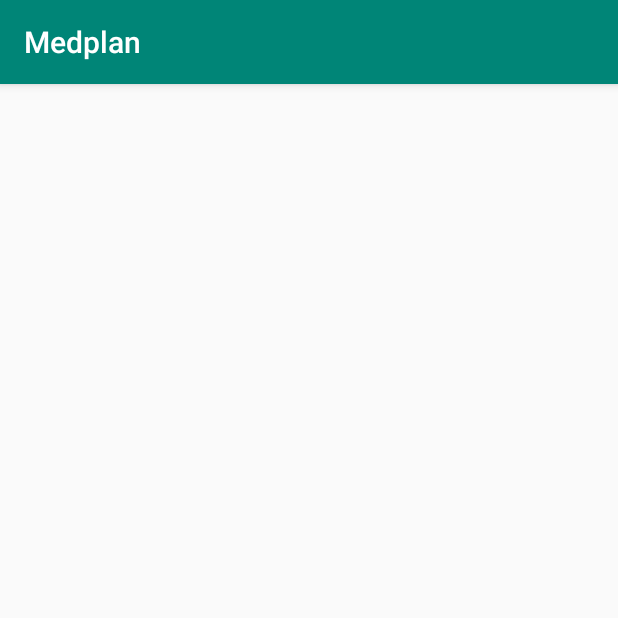
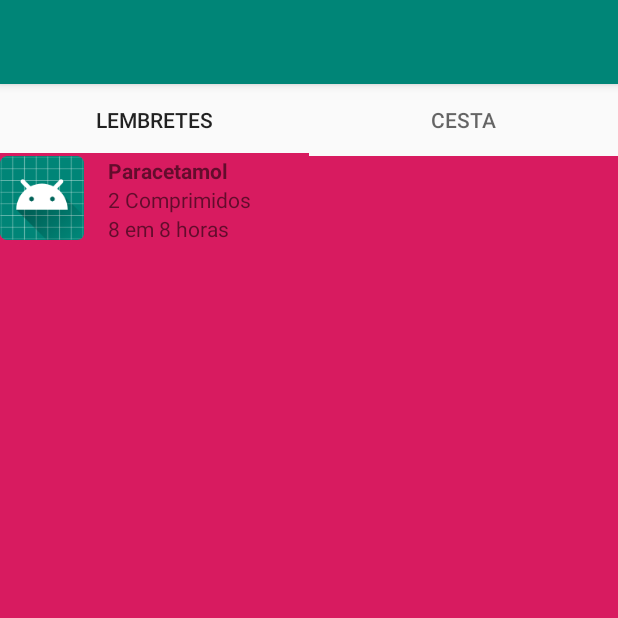
Before and after one commit to g-iori/medplan_backend, an Android app: the HomeActivity screen opened directly, with no data from a screen before it, on a phone screen of 412 x 824 dp, the top half of it. Run offline under Robolectric (Android 15) with nearby library versions, the phone set to English and light mode, and no system bars; 1 statement that could not run was skipped.

Commit message:
versao 0.5

```diff
--- a/app/build.gradle
+++ b/app/build.gradle
@@ -28,10 +28,13 @@ dependencies {
     implementation fileTree(dir: 'libs', include: ['*.jar'])
     implementation 'androidx.appcompat:appcompat:1.0.2'
     implementation 'androidx.constraintlayout:constraintlayout:1.1.3'
+    implementation 'com.google.android.material:material:1.0.0'
+    implementation 'androidx.lifecycle:lifecycle-extensions:2.0.0'
     testImplementation 'junit:junit:4.12'
     androidTestImplementation 'androidx.test.ext:junit:1.1.0'
     androidTestImplementation 'androidx.test.espresso:espresso-core:3.1.1'
     implementation 'com.koushikdutta.ion:ion:3.0.8'
     implementation 'com.android.volley:volley:1.1.0'
+    implementation 'com.android.support:recyclerview-v7:29.0.2'
 
 }
--- a/app/src/main/java/com/ifsp/medplan/activity/BackgroundWorker.java
+++ b/app/src/main/java/com/ifsp/medplan/activity/BackgroundWorker.java
@@ -4,7 +4,6 @@ import android.app.AlertDialog;
 import android.content.Context;
 import android.content.Intent;
 import android.os.AsyncTask;
-import android.view.View;
 
 import java.io.BufferedReader;
 import java.io.BufferedWriter;
@@ -18,7 +17,6 @@ import java.net.MalformedURLException;
 import java.net.URL;
 import java.net.URLEncoder;
 
-import static java.lang.Integer.lowestOneBit;
 import static java.lang.Integer.parseInt;
 
 /**
--- /dev/null
+++ b/app/src/main/java/com/ifsp/medplan/activity/FragmentCesta.java
@@ -0,0 +1,25 @@
+package com.ifsp.medplan.activity;
+
+import android.os.Bundle;
+import android.view.LayoutInflater;
+import android.view.View;
+import android.view.ViewGroup;
+
+import androidx.annotation.NonNull;
+import androidx.annotation.Nullable;
+import androidx.fragment.app.Fragment;
+
+import com.ifsp.medplan.R;
+
+public class FragmentCesta extends Fragment {
+    View v;
+    public FragmentCesta() {
+    }
+
+    @Nullable
+    @Override
+    public View onCreateView(@NonNull LayoutInflater inflater, @Nullable ViewGroup container, @Nullable Bundle savedInstanceState) {
+        v = inflater.inflate(R.layout.cesta_fragment, container, false);
+        return v;
+    }
+}
--- /dev/null
+++ b/app/src/main/java/com/ifsp/medplan/activity/FragmentLembrete.java
@@ -0,0 +1,46 @@
+package com.ifsp.medplan.activity;
+
+import android.os.Bundle;
+import android.view.LayoutInflater;
+import android.view.View;
+import android.view.ViewGroup;
+
+import androidx.annotation.NonNull;
+import androidx.annotation.Nullable;
+import androidx.fragment.app.Fragment;
+import androidx.recyclerview.widget.LinearLayoutManager;
+import androidx.recyclerview.widget.RecyclerView;
+
+import com.ifsp.medplan.R;
+import com.ifsp.medplan.adapter.RecyclerViewAdapter;
+
+import java.util.ArrayList;
+import java.util.List;
+
+public class FragmentLembrete extends Fragment {
+    View v;
+    private RecyclerView myrecyclerview;
+    private List<Lembretes> lstLembretes;
+
+    @Override
+    public void onCreate(@Nullable Bundle savedInstanceState) {
+        super.onCreate(savedInstanceState);
+
+        lstLembretes = new ArrayList<>();
+        lstLembretes.add(new Lembretes("Paracetamol", "2 Comprimidos", "8 em 8 horas", 1));
+    }
+
+    public FragmentLembrete() {
+    }
+
+    @Nullable
+    @Override
+    public View onCreateView(@NonNull LayoutInflater inflater, @Nullable ViewGroup container, @Nullable Bundle savedInstanceState) {
+        v = inflater.inflate(R.layout.lembrete_fragment, container, false);
+        myrecyclerview = (RecyclerView) v.findViewById(R.id.lembrete_rv);
+        RecyclerViewAdapter recyclerViewAdapter = new RecyclerViewAdapter(getContext(), lstLembretes);
+        myrecyclerview.setLayoutManager(new LinearLayoutManager(getActivity()));
+        myrecyclerview.setAdapter(recyclerViewAdapter);
+        return v;
+    }
+}
--- a/app/src/main/java/com/ifsp/medplan/activity/HomeActivity.java
+++ b/app/src/main/java/com/ifsp/medplan/activity/HomeActivity.java
@@ -1,16 +1,31 @@
 package com.ifsp.medplan.activity;
 
 import androidx.appcompat.app.AppCompatActivity;
+import androidx.viewpager.widget.ViewPager;
 
 import android.os.Bundle;
 
+import com.google.android.material.tabs.TabLayout;
 import com.ifsp.medplan.R;
+import com.ifsp.medplan.adapter.ViewPagerAdapter;
 
 public class HomeActivity extends AppCompatActivity {
-
+    private TabLayout tabLayout;
+    private ViewPager viewPager;
+    private ViewPagerAdapter adapter;
     @Override
     protected void onCreate(Bundle savedInstanceState) {
         super.onCreate(savedInstanceState);
         setContentView(R.layout.activity_home);
+
+        tabLayout = (TabLayout) findViewById(R.id.tablayout_id);
+        viewPager = (ViewPager) findViewById(R.id.viewpager_id);
+        adapter = new ViewPagerAdapter(getSupportFragmentManager());
+        //Adicione fragment
+        adapter.AddFragment(new FragmentLembrete(), "Lembretes");
+        adapter.AddFragment(new FragmentCesta(), "Cesta");
+        viewPager.setAdapter(adapter);
+        tabLayout.setupWithViewPager(viewPager);
+
     }
 }
--- /dev/null
+++ b/app/src/main/java/com/ifsp/medplan/activity/Lembretes.java
@@ -0,0 +1,46 @@
+package com.ifsp.medplan.activity;
+
+public class Lembretes {
+    private String nome_med;
+    private String dosagem_med;
+    private String horario_med;
+    public int tipo_med;
+
+    public Lembretes() {
+    }
+
+    public Lembretes(String nome_med, String dosagem_med, String horario_med, int tipo_med) {
+        this.nome_med = nome_med;
+        this.dosagem_med = dosagem_med;
+        this.horario_med = horario_med;
+        this.tipo_med = tipo_med;
+    }
+
+    public String getNome_med() {
+        return nome_med;
+    }
+
+    public String getDosagem_med() {
+        return dosagem_med;
+    }
+
+    public String getHorario_med() {
+        return horario_med;
+    }
+
+    public int getTipo_med() {
+        return tipo_med;
+    }
+
+    public void setNome_med(String nome_med) {
+        this.nome_med = nome_med;
+    }
+
+    public void setDosagem_med(String dosagem_med) {
+        this.dosagem_med = dosagem_med;
+    }
+
+    public void setHorario_med(String horario_med) {
+        this.horario_med = horario_med;
+    }
+}
--- /dev/null
+++ b/app/src/main/java/com/ifsp/medplan/adapter/RecyclerViewAdapter.java
@@ -0,0 +1,64 @@
+package com.ifsp.medplan.adapter;
+
+import android.content.Context;
+import android.view.LayoutInflater;
+import android.view.View;
+import android.view.ViewGroup;
+import android.widget.ImageView;
+import android.widget.TextView;
+
+import androidx.annotation.NonNull;
+import androidx.recyclerview.widget.RecyclerView;
+
+import com.ifsp.medplan.R;
+import com.ifsp.medplan.activity.Lembretes;
+
+import java.util.List;
+
+public class RecyclerViewAdapter extends RecyclerView.Adapter<RecyclerViewAdapter.MyViewHolder> {
+
+    Context mContext;
+    List<Lembretes> mData;
+
+    public RecyclerViewAdapter(Context mContext, List<Lembretes> mData) {
+        this.mContext = mContext;
+        this.mData = mData;
+    }
+
+    @NonNull
+    @Override
+    public MyViewHolder onCreateViewHolder(@NonNull ViewGroup parent, int viewType) {
+        View v;
+        v = LayoutInflater.from(mContext).inflate(R.layout.lembrete_med, parent, false);
+        MyViewHolder vHolder = new MyViewHolder(v);
+        return vHolder;
+    }
+
+    @Override
+    public void onBindViewHolder(@NonNull MyViewHolder holder, int position) {
+        holder.nome_med.setText(mData.get(position).getNome_med());
+        holder.dosagem_med.setText(mData.get(position).getDosagem_med());
+        holder.horario_med.setText(mData.get(position).getHorario_med());
+        holder.img_tipo.setImageResource(mData.get(position).getTipo_med());
+    }
+
+    @Override
+    public int getItemCount() {
+        return mData.size();
+    }
+
+    public static class MyViewHolder extends RecyclerView.ViewHolder{
+        private TextView nome_med;
+        private TextView dosagem_med;
+        private TextView horario_med;
+        private ImageView img_tipo;
+        public MyViewHolder (View itemView){
+            super(itemView);
+
+            img_tipo = itemView.findViewById(R.id.tipo_med);
+            nome_med = itemView.findViewById(R.id.nome_med);
+            dosagem_med = itemView.findViewById(R.id.dosagem_med);
+            horario_med = itemView.findViewById(R.id.horario_med);
+        }
+    }
+}
--- /dev/null
+++ b/app/src/main/java/com/ifsp/medplan/adapter/ViewPagerAdapter.java
@@ -0,0 +1,40 @@
+package com.ifsp.medplan.adapter;
+
+import androidx.annotation.Nullable;
+import androidx.fragment.app.Fragment;
+import androidx.fragment.app.FragmentManager;
+import androidx.fragment.app.FragmentPagerAdapter;
+
+import java.util.ArrayList;
+import java.util.List;
+
+public class ViewPagerAdapter extends FragmentPagerAdapter {
+
+    private final List<Fragment> lstFragment = new ArrayList<>();
+    private final List<String> lstTitles = new ArrayList<>();
+    public ViewPagerAdapter(FragmentManager fm) {
+        super(fm);
+    }
+
+    @Override
+    public Fragment getItem(int position) {
+
+        return lstFragment.get(position);
+    }
+
+    @Nullable
+    @Override
+    public CharSequence getPageTitle(int position) {
+        return lstTitles.get(position);
+    }
+
+    @Override
+    public int getCount() {
+        return lstTitles.size();
+    }
+
+    public void AddFragment (Fragment fragment, String title){
+        lstFragment.add(fragment);
+        lstTitles.add(title);
+    }
+}
--- a/app/src/main/res/layout/activity_home.xml
+++ b/app/src/main/res/layout/activity_home.xml
@@ -1,9 +1,22 @@
 <?xml version="1.0" encoding="utf-8"?>
-<androidx.constraintlayout.widget.ConstraintLayout xmlns:android="http://schemas.android.com/apk/res/android"
+<LinearLayout xmlns:android="http://schemas.android.com/apk/res/android"
     xmlns:app="http://schemas.android.com/apk/res-auto"
     xmlns:tools="http://schemas.android.com/tools"
     android:layout_width="match_parent"
     android:layout_height="match_parent"
-    tools:context=".activity.HomeActivity">
+    tools:context=".activity.HomeActivity"
+    android:orientation="vertical">
 
-</androidx.constraintlayout.widget.ConstraintLayout>
+    <com.google.android.material.tabs.TabLayout
+        android:layout_width="match_parent"
+        android:layout_height="wrap_content"
+        app:tabMode="fixed"
+        app:tabGravity="fill"
+        app:tabIndicatorColor="@color/colorAccent"
+        android:id="@+id/tablayout_id">
+    </com.google.android.material.tabs.TabLayout>
+    <androidx.viewpager.widget.ViewPager
+        android:layout_width="match_parent"
+        android:layout_height="match_parent"
+        android:id="@+id/viewpager_id"></androidx.viewpager.widget.ViewPager>
+</LinearLayout>
--- /dev/null
+++ b/app/src/main/res/layout/cesta_fragment.xml
@@ -0,0 +1,7 @@
+<?xml version="1.0" encoding="utf-8"?>
+<LinearLayout xmlns:android="http://schemas.android.com/apk/res/android"
+    android:orientation="vertical" android:layout_width="match_parent"
+    android:layout_height="match_parent"
+    android:background="@color/colorAccent">
+
+</LinearLayout>
--- /dev/null
+++ b/app/src/main/res/layout/lembrete_fragment.xml
@@ -0,0 +1,11 @@
+<?xml version="1.0" encoding="utf-8"?>
+<LinearLayout xmlns:android="http://schemas.android.com/apk/res/android"
+    android:orientation="vertical" android:layout_width="match_parent"
+    android:layout_height="match_parent"
+    android:background="@color/colorAccent">
+
+    <androidx.recyclerview.widget.RecyclerView
+        android:layout_width="match_parent"
+        android:layout_height="match_parent"
+        android:id="@+id/lembrete_rv"></androidx.recyclerview.widget.RecyclerView>
+</LinearLayout>
--- /dev/null
+++ b/app/src/main/res/layout/lembrete_med.xml
@@ -0,0 +1,37 @@
+<?xml version="1.0" encoding="utf-8"?>
+<LinearLayout xmlns:android="http://schemas.android.com/apk/res/android"
+    android:orientation="horizontal"
+    android:layout_width="match_parent"
+    android:layout_height="wrap_content">
+
+    <ImageView
+        android:layout_width="56dp"
+        android:layout_height="56dp"
+        android:src="@mipmap/ic_launcher_round"
+        android:id="@+id/tipo_med"/>
+    <LinearLayout
+        android:layout_width="wrap_content"
+        android:layout_height="wrap_content"
+        android:orientation="vertical"
+        android:layout_marginLeft="16dp">
+        <TextView
+            android:layout_width="wrap_content"
+            android:layout_height="wrap_content"
+            android:textStyle="bold"
+            android:text="Nome medicamento"
+            android:id="@+id/nome_med"/>
+        <TextView
+            android:layout_width="wrap_content"
+            android:layout_height="wrap_content"
+            android:text="dosagem"
+            android:id="@+id/dosagem_med"/>
+        <TextView
+            android:layout_width="wrap_content"
+            android:layout_height="wrap_content"
+            android:text="horario"
+            android:id="@+id/horario_med"/>
+    </LinearLayout>
+    <LinearLayout
+        android:layout_width="match_parent"
+        android:layout_height="match_parent"></LinearLayout>
+</LinearLayout>
--- /dev/null
+++ b/app/src/main/res/values-w820dp/dimens.xml
@@ -0,0 +1,6 @@
+<resources>
+    <!-- Example customization of dimensions originally defined in res/values/dimens.xml
+         (such as screen margins) for screens with more than 820dp of available width. This
+         would include 7" and 10" devices in landscape (~960dp and ~1280dp respectively). -->
+    <dimen name="activity_horizontal_margin">64dp</dimen>
+</resources>
--- /dev/null
+++ b/app/src/main/res/values/dimens.xml
@@ -0,0 +1,8 @@
+<resources>
+    <!-- Default screen margins, per the Android Design guidelines. -->
+    <dimen name="activity_horizontal_margin">16dp</dimen>
+    <dimen name="activity_vertical_margin">16dp</dimen>
+    <dimen name="appbar_padding">16dp</dimen>
+    <dimen name="fab_margin">16dp</dimen>
+    <dimen name="appbar_padding_top">8dp</dimen>
+</resources>
--- a/app/src/main/res/values/strings.xml
+++ b/app/src/main/res/values/strings.xml
@@ -1,3 +1,3 @@
 <resources>
-    <string name="app_name">Medplan</string>
+    <string name="app_name" />
 </resources>
--- a/build.gradle
+++ b/build.gradle
@@ -7,7 +7,7 @@ buildscript {
 
     }
     dependencies {
-        classpath 'com.android.tools.build:gradle:3.5.2'
+        classpath 'com.android.tools.build:gradle:3.5.3'
 
         // NOTE: Do not place your application dependencies here; they belong
         // in the individual module build.gradle files
```
Also changed, not shown: app/src/main/java/com/ifsp/medplan/activity/LoginActivity.java (+0 -8 lines), app/src/main/res/values/styles.xml (line endings or trailing spaces).
